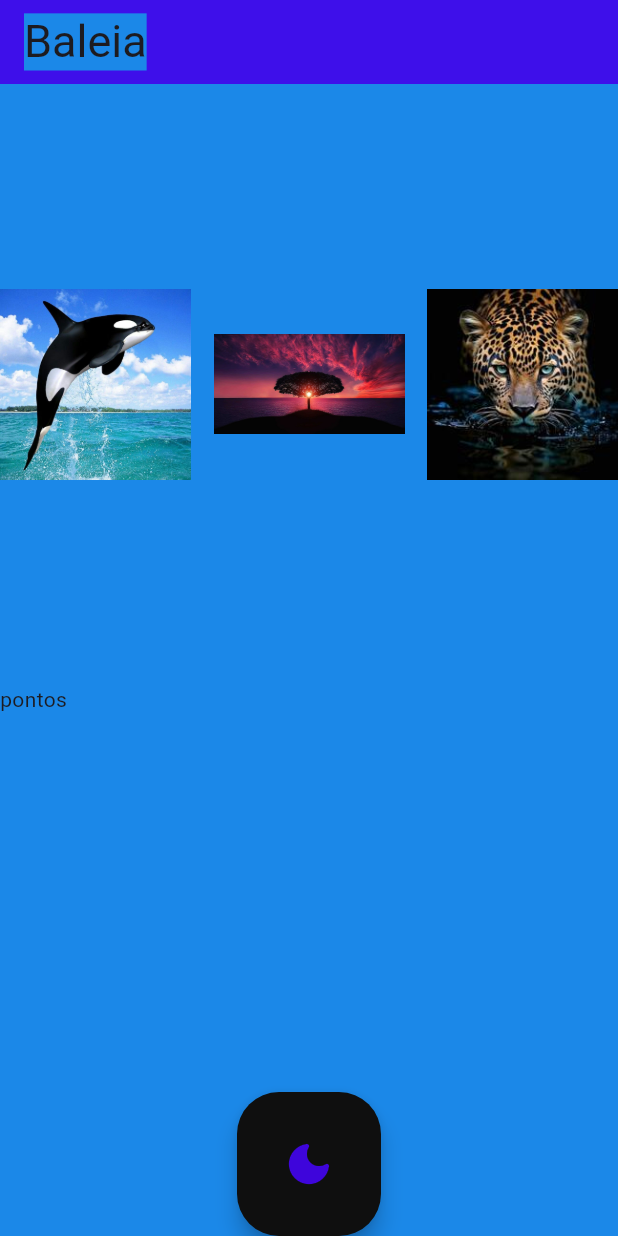
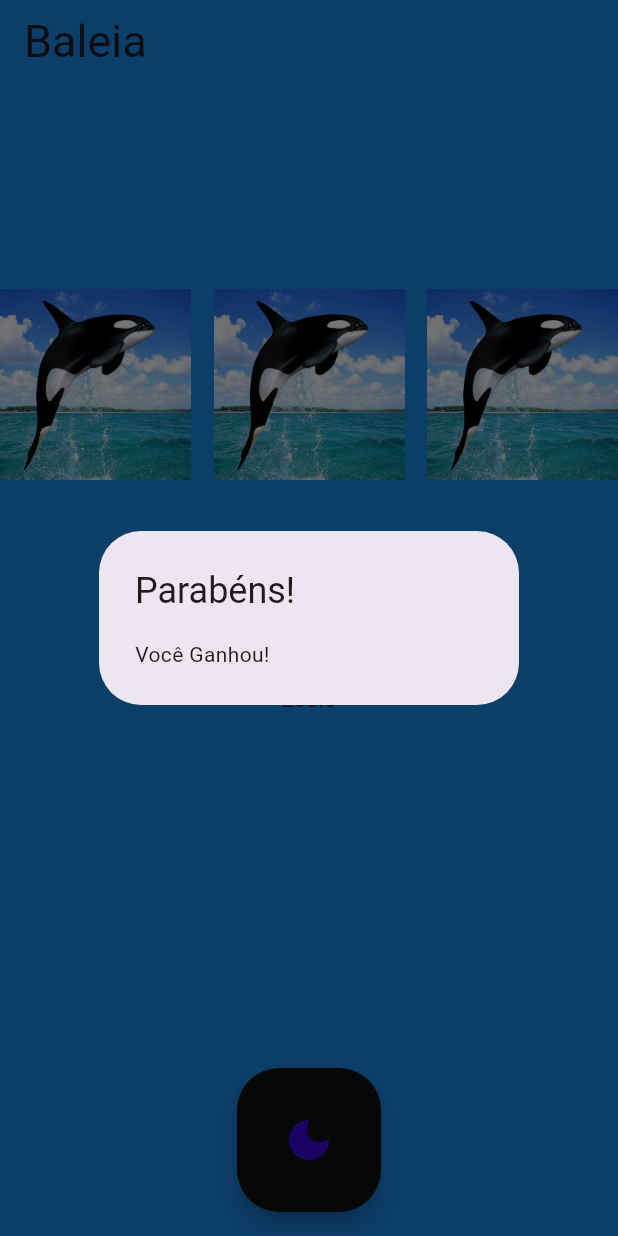
Before and after one commit to natalyalvs/sorteador, a Flutter app: the screen it shows after launch, after a tap on the "dark mode" icon, on a phone screen of 412 x 824 dp. Run offline on Flutter 3.47's test engine with Material 3 defaults, Android fonts, the phone set to English and light mode, and no system bars; missing offline and left inert: dart:ffi.

Commit message:
criando a pontuação

```diff
--- a/flutter_application_1/lib/telas/tela_principal.dart
+++ b/flutter_application_1/lib/telas/tela_principal.dart
@@ -1,3 +1,4 @@
+import 'dart:ffi';
 import 'dart:io';
 import 'dart:math';
 
@@ -13,28 +14,29 @@ class HomePage extends StatefulWidget {
 class _HomePageState extends State<HomePage> {
   //isso é uma lista de texto, que contém o endereço das imagens
   List<String> images = ['assets/1.jpg', 'assets/2.jpg', 'assets/3.jpg'];
+  List<int> imagemSelecionada = [0, 1, 2];
+  //int somatoria - 0;
+  double somatorio = 100.00;
 
-  List<int> imagemSelecionada = [0, 1, 2];
-  void sortear()
-  {
+  void sortear() {
     int i = 0;
-    while(i > 5){
+    while (i < 5) {
       setState(() {
-      imagemSelecionada[0] = Random().nextInt(images.length);
+        imagemSelecionada[0] = Random().nextInt(2);
       });
       setState(() {
-      imagemSelecionada[1] = Random().nextInt(images.length);
+        imagemSelecionada[1] = Random().nextInt(2);
       });
       setState(() {
-      imagemSelecionada[2] = Random().nextInt(images.length);
+        imagemSelecionada[2] = Random().nextInt(2);
       });
-      sleep(Duration(milliseconds:500));
+      sleep(Duration(milliseconds: 500));
       i++;
     }
 
-
     if (imagemSelecionada[0] == imagemSelecionada[1] &&
         imagemSelecionada[1] == imagemSelecionada[2]) {
+      somatorio = somatorio + 100.00;
       showDialog(
         context: context,
         builder:
@@ -43,7 +45,10 @@ class _HomePageState extends State<HomePage> {
               content: Text("Você Ganhou!"),
             ),
       );
+      } else{
+         somatorio = somatorio - 100.00;
       }
+
   }
 
   @override
@@ -60,7 +65,7 @@ class _HomePageState extends State<HomePage> {
           ),
         ),
 
-        backgroundColor: const Color.fromARGB(255, 62, 15, 234),
+        backgroundColor: const Color.fromARGB(255, 27, 136, 232),
       ),
       backgroundColor: const Color.fromARGB(255, 27, 136, 232),
       floatingActionButton: FloatingActionButton.large(
@@ -95,14 +100,10 @@ class _HomePageState extends State<HomePage> {
               ),
             ],
           ),
-          Row(
-            children: [
-              Text("pontos")
-            ],
-          )
-        ],
+          Text(somatorio.toString())
+  ]
   ),
-      floatingActionButtonLocation: FloatingActionButtonLocation.centerDocked,
+      floatingActionButtonLocation: FloatingActionButtonLocation.centerFloat,
     );
   }
 }
```
Lines whose indentation alone changed are shown as unchanged.
